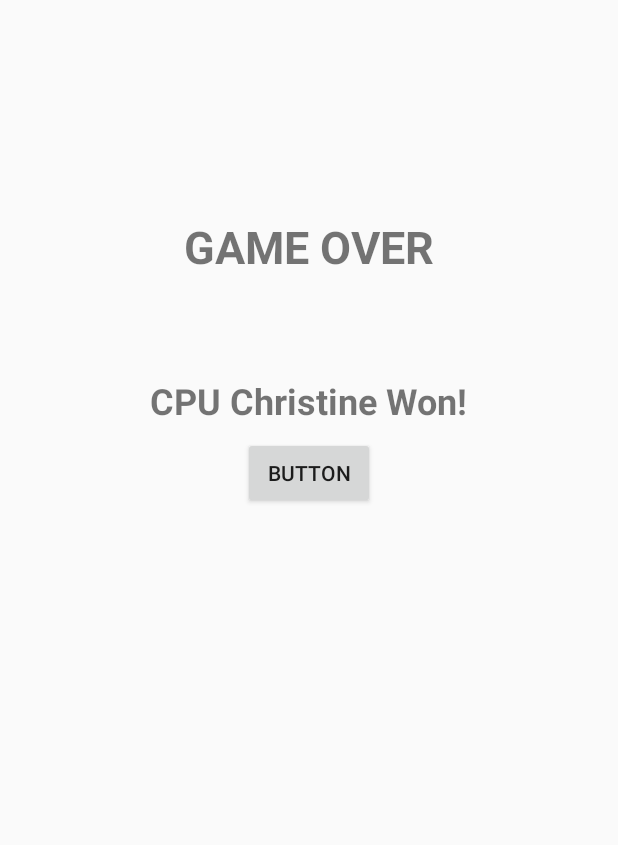
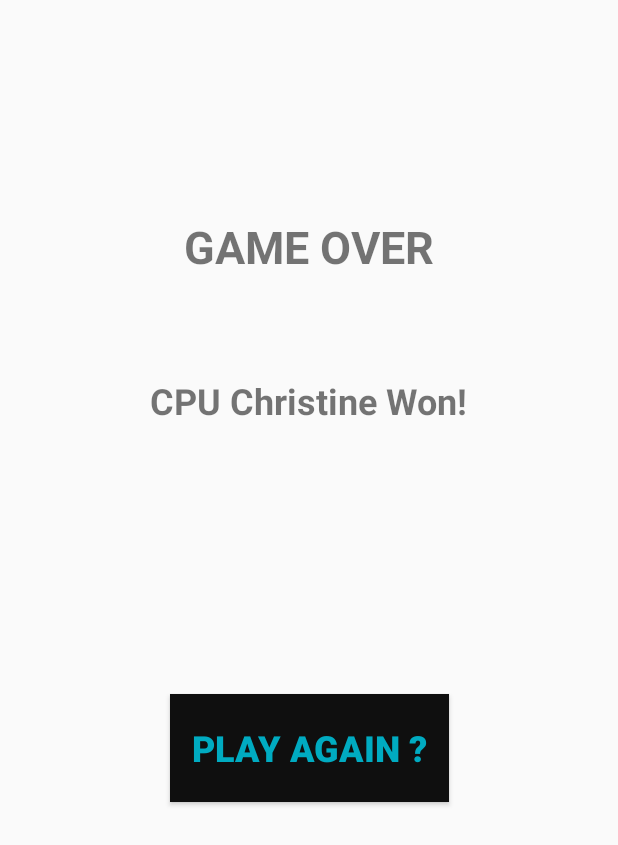
Before and after one commit to PMGH/rick_and_morty_top_trumps, an Android app: the layout activity_game_won.xml on its own in the app's theme, with its tools: preview values and no code run, on a phone screen of 412 x 824 dp. Shown: the top 845 px of the screen. Run offline under Robolectric (Android 15) with nearby library versions, the phone set to English and light mode, and no system bars.

Commit message:
Adds functionality to Game Won Activity

```diff
--- a/app/src/main/AndroidManifest.xml
+++ b/app/src/main/AndroidManifest.xml
@@ -22,7 +22,7 @@
             android:parentActivityName=".RulesActivity" />
         <activity android:name=".TopCardActivity" />
         <activity android:name=".ResultActivity" />
-        <activity android:name=".GameWonActivity"></activity>
+        <activity android:name=".GameWonActivity"/>
     </application>
 
 </manifest>
--- a/app/src/main/java/com/example/peter/toptrumps/Character.java
+++ b/app/src/main/java/com/example/peter/toptrumps/Character.java
@@ -14,7 +14,7 @@ public enum Character {
 //    BIRDPERSON("Birdperson", 71, 50, 80, 7, "In bird culture, this is considered a dick move.", R.drawable.birdperson),
 //    SCREAMINGSUN("Screaming Sun", 1, 15, 50, 4, "AaaOOaaOOOOAAaaaaaaHHHH", R.drawable.screaming_sun),
 //    KROMBOPULOUSMICHAEL("Krombopulous Michael", 58, 92, 10, 8, "Here I go, killing again!", R.drawable.krombopulous_michael),
-//    SCARYTERRY("Scary Terry", 30, 80, 28, 5, "You can run, but you can't hide, BITCH!", R.drawable.scary_terry);
+//    SCARYTERRY("Scary Terry", 30, 80, 28, 5, "You can run, but you can't hide, BITCH!", R.drawable.scary_terry),
 //    UNITY("Unity", 84, 70, 55, 7, "In the news today, this looks a lot worse than it is. We’re… really just having a good time.", R.drawable.unity),
 //    ABRADOLFLINCLER("Abradolf Lincler", 71, 62, 50, 5, "Prepare to be emancipated from your own inferior genes!", R.drawable.abradolf_lincler);
 
--- a/app/src/main/java/com/example/peter/toptrumps/MainActivity.java
+++ b/app/src/main/java/com/example/peter/toptrumps/MainActivity.java
@@ -1,11 +1,13 @@
 package com.example.peter.toptrumps;
 
 import android.content.Intent;
+import android.net.Uri;
 import android.support.v7.app.AppCompatActivity;
 import android.os.Bundle;
 import android.util.Log;
 import android.view.View;
 import android.widget.TextView;
+import android.widget.VideoView;
 
 public class MainActivity extends AppCompatActivity {
 
@@ -39,6 +41,9 @@ public class MainActivity extends AppCompatActivity {
         String roundStr = "Round: " + game.getRoundNumber().toString();
         roundNumberText.setText(roundStr);
 
+        // set gif/videoView
+        VideoView videoView = (VideoView) findViewById(R.id.videoView);
+//        videoView.setVideoURI(Uri.parse("android.resource://" + getPackageName() + "/" + R.drawable));
 
         // user
         userNameText = (TextView) findViewById(R.id.user_name_text);
--- a/app/src/main/res/layout/activity_game_won.xml
+++ b/app/src/main/res/layout/activity_game_won.xml
@@ -13,13 +13,13 @@
         android:layout_marginLeft="8dp"
         android:layout_marginRight="8dp"
         android:layout_marginTop="144dp"
+        android:text="@string/game_over_text"
         android:textSize="30sp"
         android:textStyle="bold"
         app:layout_constraintHorizontal_bias="0.5"
         app:layout_constraintLeft_toLeftOf="parent"
         app:layout_constraintRight_toRightOf="parent"
-        app:layout_constraintTop_toTopOf="parent"
-        tools:text="GAME OVER" />
+        app:layout_constraintTop_toTopOf="parent" />
 
     <TextView
         android:id="@+id/game_result_text"
@@ -36,14 +36,23 @@
         tools:text="CPU Christine Won!" />
 
     <Button
-        android:id="@+id/button"
-        android:layout_width="wrap_content"
-        android:layout_height="wrap_content"
-        android:text="Button"
-        android:layout_marginTop="8dp"
+        android:id="@+id/player_again_btn"
+        android:layout_width="186dp"
+        android:layout_height="72dp"
+        android:layout_marginBottom="8dp"
+        android:layout_marginLeft="8dp"
+        android:layout_marginRight="8dp"
+        android:layout_marginTop="121dp"
+        android:background="@color/colorPrimary"
+        android:onClick="playAgainOnClick"
+        android:text="@string/play_again_btn_text"
+        android:textColor="@color/colorAccent"
+        android:textSize="24sp"
+        android:textStyle="bold"
+        app:layout_constraintBottom_toBottomOf="parent"
+        app:layout_constraintHorizontal_bias="0.5"
+        app:layout_constraintLeft_toLeftOf="parent"
+        app:layout_constraintRight_toRightOf="parent"
         app:layout_constraintTop_toBottomOf="@+id/game_result_text"
-        android:layout_marginLeft="8dp"
-        app:layout_constraintLeft_toLeftOf="parent"
-        android:layout_marginRight="8dp"
-        app:layout_constraintRight_toRightOf="parent" />
+        app:layout_constraintVertical_bias="0.171" />
 </android.support.constraint.ConstraintLayout>
--- a/app/src/main/res/layout/activity_top_card.xml
+++ b/app/src/main/res/layout/activity_top_card.xml
@@ -152,6 +152,7 @@
         android:onClick="confirmSelectionOnClick"
         android:text="@string/confirm_selection"
         android:textColor="@color/colorAccent"
+        android:textSize="18sp"
         android:textStyle="bold"
         app:layout_constraintBottom_toBottomOf="parent"
         app:layout_constraintLeft_toLeftOf="parent"
--- a/app/src/main/res/values/strings.xml
+++ b/app/src/main/res/values/strings.xml
@@ -27,4 +27,6 @@
     <string name="cpu_top_card_character_image">CPU Top Card Character Image</string>
     <string name="user_top_card_character_image">User Top Card Character Image</string>
     <string name="next_round_btn_text">Next Round</string>
+    <string name="play_again_btn_text">Play Again ?</string>
+    <string name="game_over_text">GAME OVER</string>
 </resources>
```
Also changed, not shown: app/src/main/java/com/example/peter/toptrumps/Game.java (+15 -5 lines), app/src/main/java/com/example/peter/toptrumps/GameWonActivity.java (+23 -0 lines), app/src/main/java/com/example/peter/toptrumps/ResultActivity.java (+41 -18 lines), app/src/main/res/layout/activity_main.xml (+31 -9 lines), app/src/main/res/layout/activity_result.xml (+9 -4 lines), app/src/main/res/layout/activity_rules.xml (+5 -5 lines), app/src/main/ic_launcher-web.png (added), app/src/main/res/drawable/rick_and_morty_launcher_icon.png (added), app/src/main/res/mipmap-hdpi/ic_launcher.png, app/src/main/res/mipmap-hdpi/rick_and_morty_launcher_icon.png (added), app/src/main/res/mipmap-mdpi/ic_launcher.png, app/src/main/res/mipmap-xhdpi/ic_launcher.png, app/src/main/res/mipmap-xxhdpi/ic_launcher.png, app/src/main/res/mipmap-xxxhdpi/ic_launcher.png.
